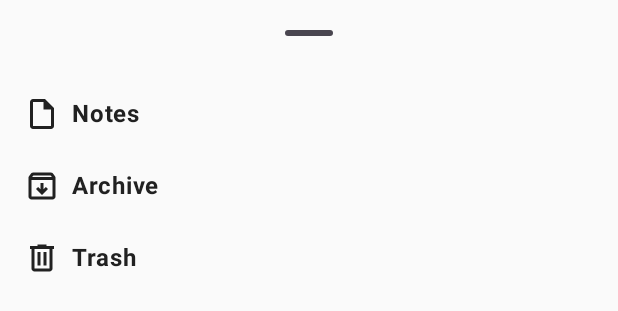
After one commit to aszamot/NotesApp, an Android app: the layout dialog_menu.xml on its own in the app's theme, with its tools: preview values and no code run, on a phone screen of 412 x 824 dp. The commit adds this screen. Shown: the top 311 px of the screen. Run offline under Robolectric (Android 15) with nearby library versions, the phone set to English and light mode, and no system bars.

Commit message:
- base bottom sheet dialog done - added navigation safe args - menuDialog done

```diff
--- a/app/build.gradle.kts
+++ b/app/build.gradle.kts
@@ -3,6 +3,7 @@ plugins {
     alias(libs.plugins.jetbrainsKotlinAndroid)
     alias(libs.plugins.jetbrainsKotlinKapt)
     alias(libs.plugins.hilt)
+    alias(libs.plugins.navigation.safeargs.kotlin)
 }
 
 android {
--- /dev/null
+++ b/app/src/main/res/drawable/background_selected_menu_item.xml
@@ -0,0 +1,6 @@
+<?xml version="1.0" encoding="utf-8"?>
+<shape xmlns:android="http://schemas.android.com/apk/res/android"
+    android:shape="rectangle">
+    <solid android:color="?colorSecondary" />
+    <corners android:radius="@dimen/menu_selected_item_corner_radius" />
+</shape>
--- /dev/null
+++ b/app/src/main/res/drawable/ic_note.xml
@@ -0,0 +1,9 @@
+<vector xmlns:android="http://schemas.android.com/apk/res/android"
+    android:width="24dp"
+    android:height="24dp"
+    android:viewportWidth="960"
+    android:viewportHeight="960">
+  <path
+      android:fillColor="#FF000000"
+      android:pathData="M240,880q-33,0 -56.5,-23.5T160,800v-640q0,-33 23.5,-56.5T240,80h320l240,240v480q0,33 -23.5,56.5T720,880L240,880ZM520,360v-200L240,160v640h480v-440L520,360ZM240,160v200,-200 640,-640Z"/>
+</vector>
--- /dev/null
+++ b/app/src/main/res/drawable/ripple_menu_item.xml
@@ -0,0 +1,10 @@
+<?xml version="1.0" encoding="utf-8"?>
+<ripple xmlns:android="http://schemas.android.com/apk/res/android"
+    android:color="?android:attr/colorControlHighlight">
+    <item android:id="@android:id/mask">
+        <shape android:shape="rectangle">
+            <solid android:color="#000000" />
+            <corners android:radius="@dimen/menu_selected_item_corner_radius" />
+        </shape>
+    </item>
+</ripple>
--- /dev/null
+++ b/app/src/main/res/layout/dialog_menu.xml
@@ -0,0 +1,61 @@
+<?xml version="1.0" encoding="utf-8"?>
+<androidx.constraintlayout.widget.ConstraintLayout xmlns:android="http://schemas.android.com/apk/res/android"
+    xmlns:app="http://schemas.android.com/apk/res-auto"
+    android:layout_width="match_parent"
+    android:layout_height="wrap_content"
+    android:padding="8dp">
+
+    <com.google.android.material.bottomsheet.BottomSheetDragHandleView
+        android:id="@+id/handler"
+        app:layout_constraintTop_toTopOf="parent"
+        android:layout_width="match_parent"
+        android:layout_height="wrap_content"/>
+
+    <TextView
+        android:id="@+id/tv_notes"
+        android:layout_width="match_parent"
+        android:layout_height="wrap_content"
+        android:background="@drawable/ripple_menu_item"
+        android:drawablePadding="8dp"
+        android:padding="8dp"
+        android:text="@string/title_notes"
+        android:textAppearance="@style/TextAppearance.Material3.BodyLarge"
+        android:textColor="?attr/colorOnBackground"
+        android:textStyle="bold"
+        app:drawableStartCompat="@drawable/ic_note"
+        app:drawableTint="?colorOnBackground"
+        app:layout_constraintTop_toBottomOf="@id/handler"/>
+
+    <TextView
+        android:id="@+id/tv_archive"
+        android:layout_width="match_parent"
+        android:layout_height="wrap_content"
+        android:layout_marginTop="8dp"
+        android:background="@drawable/ripple_menu_item"
+        android:drawablePadding="8dp"
+        android:padding="8dp"
+        android:text="@string/title_archive"
+        android:textAppearance="@style/TextAppearance.Material3.BodyLarge"
+        android:textColor="?attr/colorOnBackground"
+        android:textStyle="bold"
+        app:drawableStartCompat="@drawable/ic_archive"
+        app:drawableTint="?colorOnBackground"
+        app:layout_constraintTop_toBottomOf="@id/tv_notes" />
+
+    <TextView
+        android:id="@+id/tv_trash"
+        android:layout_width="match_parent"
+        android:layout_height="wrap_content"
+        android:layout_marginTop="8dp"
+        android:background="@drawable/ripple_menu_item"
+        android:drawablePadding="8dp"
+        android:padding="8dp"
+        android:text="@string/title_trash"
+        android:textAppearance="@style/TextAppearance.Material3.BodyLarge"
+        android:textColor="?attr/colorOnBackground"
+        android:textStyle="bold"
+        app:drawableStartCompat="@drawable/ic_delete"
+        app:drawableTint="?colorOnBackground"
+        app:layout_constraintTop_toBottomOf="@id/tv_archive" />
+
+</androidx.constraintlayout.widget.ConstraintLayout>
--- a/app/src/main/res/values-night/themes.xml
+++ b/app/src/main/res/values-night/themes.xml
@@ -21,5 +21,7 @@
 
         <item name="colorError">@color/red500</item>
         <item name="colorOnError">@color/gray100</item>
+
+        <item name="bottomSheetDialogTheme">@style/ThemeOverlay.App.BottomSheetDialog</item>
     </style>
 </resources>
--- a/app/src/main/res/values/dimens.xml
+++ b/app/src/main/res/values/dimens.xml
@@ -2,4 +2,7 @@
 <resources>
     <dimen name="refresher_offset_start">40dp</dimen>
     <dimen name="refresher_offset_end">88dp</dimen>
+
+    <dimen name="menu_selected_item_corner_radius">16dp</dimen>
+    <dimen name="bottom_sheet_dialog_corner_radius">16dp</dimen>
 </resources>
--- a/app/src/main/res/values/strings.xml
+++ b/app/src/main/res/values/strings.xml
@@ -12,6 +12,11 @@
     <string name="note_archive">Archive</string>
     <string name="note_put_to_trash">Put to trash</string>
 
+    <!-- SCREEN TITLES -->
+    <string name="title_notes">Notes</string>
+    <string name="title_archive">Archive</string>
+    <string name="title_trash">Trash</string>
+
     <!-- NOTES LIST FRAGMENT -->
     <string name="empty_notes_description">No notes.\nAdd your first one by pressing plus button.</string>
 
--- /dev/null
+++ b/app/src/main/res/values/styles.xml
@@ -0,0 +1,16 @@
+<?xml version="1.0" encoding="utf-8"?>
+<resources>
+
+    <style name="ThemeOverlay.App.BottomSheetDialog" parent="ThemeOverlay.Material3.BottomSheetDialog">
+        <item name="bottomSheetStyle">@style/ModalBottomSheetDialog</item>
+    </style>
+
+    <style name="ModalBottomSheetDialog" parent="Widget.Material3.BottomSheet.Modal">
+        <item name="backgroundTint">?colorSurface</item>
+        <item name="shapeAppearance">@style/ShapeAppearance.App.LargeComponent</item>
+    </style>
+
+    <style name="ShapeAppearance.App.LargeComponent" parent="ShapeAppearance.Material3.LargeComponent">
+        <item name="cornerSize">@dimen/bottom_sheet_dialog_corner_radius</item>
+    </style>
+</resources>
--- a/app/src/main/res/values/themes.xml
+++ b/app/src/main/res/values/themes.xml
@@ -20,5 +20,7 @@
 
         <item name="colorError">@color/red500</item>
         <item name="colorOnError">@color/gray100</item>
+
+        <item name="bottomSheetDialogTheme">@style/ThemeOverlay.App.BottomSheetDialog</item>
     </style>
 </resources>
--- a/build.gradle.kts
+++ b/build.gradle.kts
@@ -4,4 +4,5 @@ plugins {
     alias(libs.plugins.jetbrainsKotlinAndroid) apply false
     alias(libs.plugins.jetbrainsKotlinKapt) apply false
     alias(libs.plugins.hilt) apply false
+    alias(libs.plugins.navigation.safeargs.kotlin) apply false
 }
--- a/gradle/libs.versions.toml
+++ b/gradle/libs.versions.toml
@@ -30,6 +30,7 @@ androidx-lifecycle-viewmodel-savedstate = { group = "androidx.lifecycle", name =
 androidx-lifecycle-compiler = { group = "androidx.lifecycle", name = "lifecycle-compiler", version.ref = "lifecycleKtx" }
 androidx-lifecycle-runtime-testing = { group = "androidx.lifecycle", name = "lifecycle-runtime-testing", version.ref = "lifecycleKtx" }
 androidx-navigation-fragment-ktx = { group = "androidx.navigation", name = "navigation-fragment-ktx", version.ref = "navigationFragmentKtx" }
+androidx-navigation-safe-args = { group = "androidx.navigation", name = "navigation-safe-args-gradle-plugin", version.ref = "navigationFragmentKtx" }
 androidx-navigation-ui-ktx = { group = "androidx.navigation", name = "navigation-ui-ktx", version.ref = "navigationFragmentKtx" }
 androidx-navigation-navigation-testing = { group = "androidx.navigation", name = "navigation-testing", version.ref = "navigationFragmentKtx" }
 androidx-swiperefreshlayout = { group = "androidx.swiperefreshlayout", name = "swiperefreshlayout", version.ref = "swiperefreshlayout" }
@@ -56,3 +57,5 @@ androidApplication = { id = "com.android.application", version.ref = "agp" }
 jetbrainsKotlinAndroid = { id = "org.jetbrains.kotlin.android", version.ref = "kotlin" }
 jetbrainsKotlinKapt = { id = "org.jetbrains.kotlin.kapt", version.ref = "kotlin" }
 hilt = { id = "com.google.dagger.hilt.android", version.ref = "hilt" }
+navigation-safeargs = { id = "androidx.navigation.safeargs", version.ref = "navigationFragmentKtx" }
+navigation-safeargs-kotlin = { id = "androidx.navigation.safeargs.kotlin", version.ref = "navigationFragmentKtx" }
```
Also changed, not shown: app/src/main/java/pl/atk/notes/presentation/screens/base/BaseBottomSheetDialogFragment.kt (added, +31 -0 lines), app/src/main/java/pl/atk/notes/presentation/screens/menu/CurrentMenuItem.kt (added, +7 -0 lines), app/src/main/java/pl/atk/notes/presentation/screens/menu/MenuDialog.kt (+66 -1 lines), app/src/main/java/pl/atk/notes/presentation/screens/notes/NotesListFragment.kt (+10 -2 lines), app/src/main/res/drawable/ripple_selected_menu_item.xml (added, +11 -0 lines), app/src/main/res/drawable/rounded_dialog.xml (added, +7 -0 lines), app/src/main/res/navigation/nav_graph_main.xml (+15 -2 lines).
